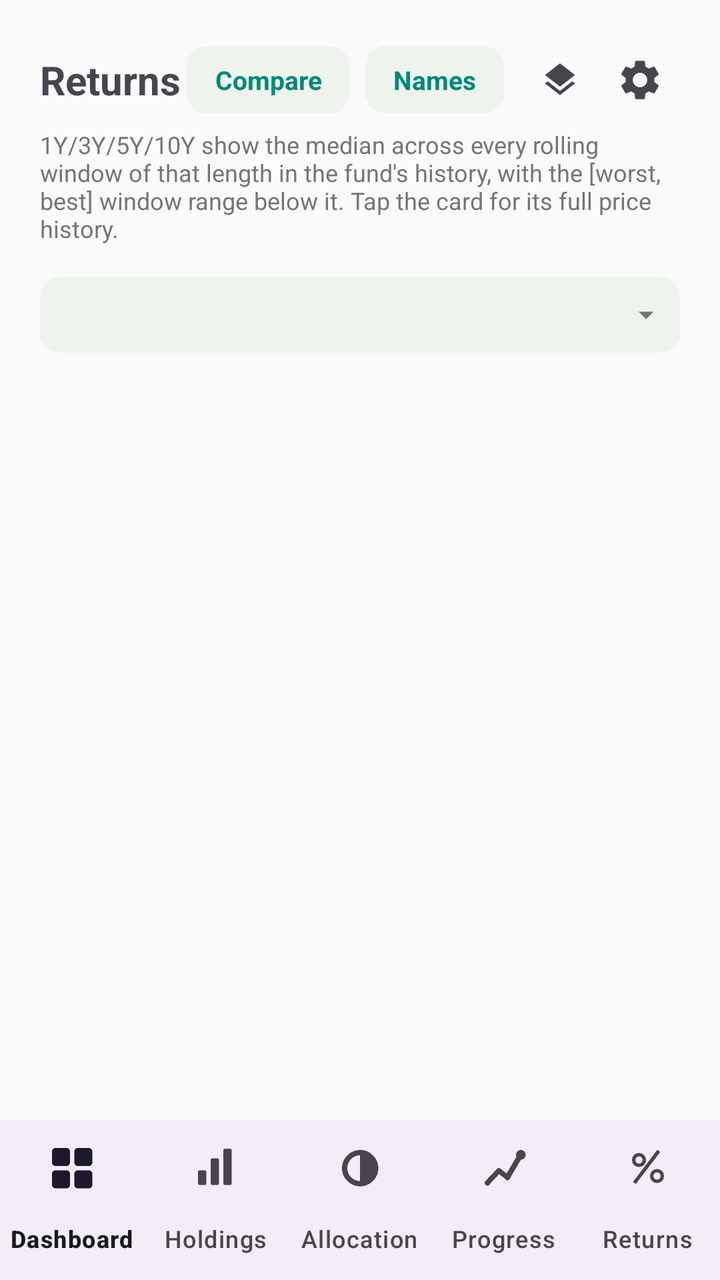
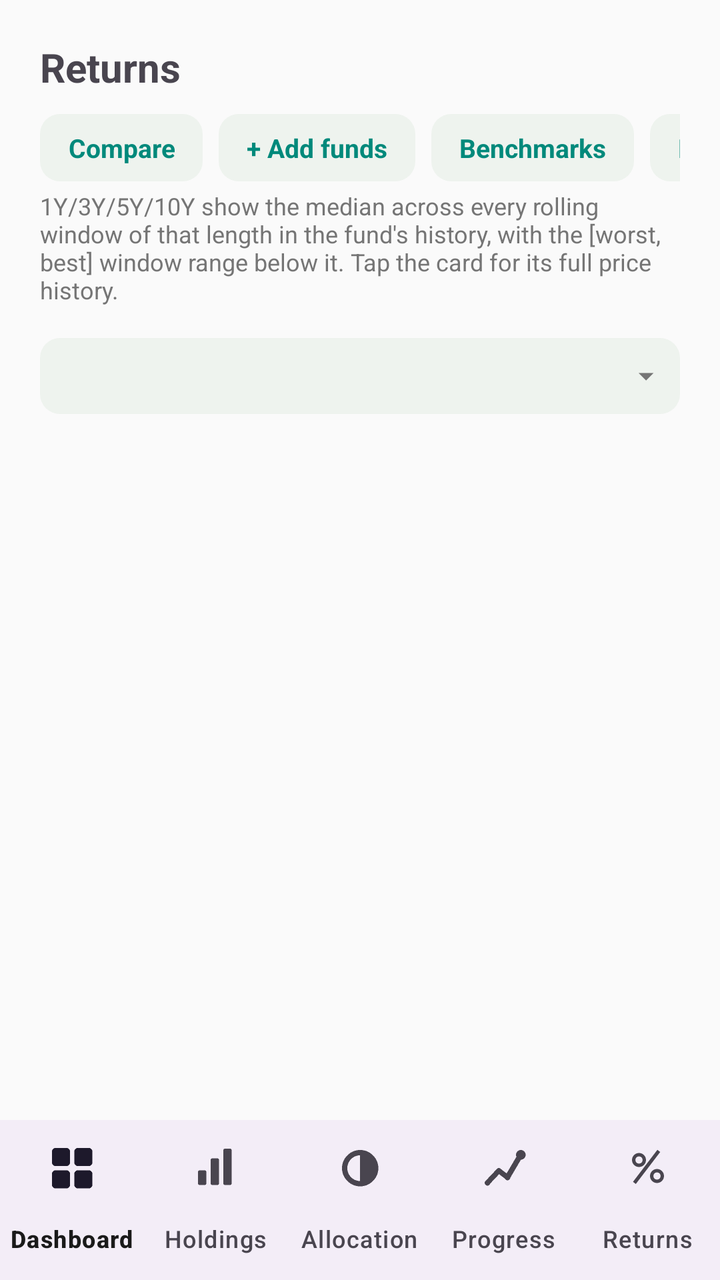

An Android layout rendered at two revisions. The XML below is the earlier revision; the diff shows what the commit changed to produce the second picture.
<!-- AndroidManifest.xml: application theme Theme.PersonalPortfolio -->
<!-- res/layout/activity_returns.xml -->
<?xml version="1.0" encoding="utf-8"?>
<LinearLayout xmlns:android="http://schemas.android.com/apk/res/android"
    xmlns:app="http://schemas.android.com/apk/res-auto"
    android:layout_width="match_parent"
    android:layout_height="match_parent"
    android:orientation="vertical">
    <LinearLayout
        android:layout_width="match_parent"
        android:layout_height="0dp"
        android:layout_weight="1"
        android:orientation="vertical"
        android:padding="20dp">


    <LinearLayout
        android:layout_width="match_parent"
        android:layout_height="wrap_content"
        android:orientation="horizontal"
        android:gravity="center_vertical">

        <TextView
            android:layout_width="0dp"
            android:layout_weight="1"
            android:layout_height="wrap_content"
            android:text="Returns"
            android:textSize="20sp"
            android:textStyle="bold" />

        <TextView
            android:id="@+id/returnsCompareButton"
            style="@style/ActionChip"
            android:layout_width="wrap_content"
            android:layout_marginEnd="8dp"
            android:text="Compare" />

        <TextView
            android:id="@+id/returnsManageNamesButton"
            style="@style/ActionChip"
            android:layout_width="wrap_content"
            android:layout_marginEnd="8dp"
            android:text="Names" />

        <ImageButton
            android:id="@+id/returnsManageAdditionalFundsButton"
            android:layout_width="40dp"
            android:layout_height="40dp"
            android:padding="8dp"
            android:background="?attr/selectableItemBackgroundBorderless"
            android:src="@drawable/ic_tab_layers"
            android:contentDescription="Manage Additional Funds" />

        <ImageButton
            android:id="@+id/returnsManageBenchmarksButton"
            android:layout_width="40dp"
            android:layout_height="40dp"
            android:padding="8dp"
            android:background="?attr/selectableItemBackgroundBorderless"
            android:src="@drawable/ic_settings_gear"
            android:contentDescription="Manage benchmarks" />

    </LinearLayout>

    <TextView
        android:layout_width="match_parent"
        android:layout_height="wrap_content"
        android:layout_marginTop="4dp"
        android:textSize="12sp"
        android:textColor="@color/colorNeutral"
        android:text="1Y/3Y/5Y/10Y show the median across every rolling window of that length in the fund's history, with the [worst, best] window range below it. Tap the card for its full price history." />

    
    <TextView
        android:id="@+id/returnsPickerTab"
        style="@style/ProgressionDropdownTab"
        android:layout_width="match_parent"
        android:layout_marginTop="16dp" />

    <TextView
        android:id="@+id/returnsEmptyState"
        android:layout_width="match_parent"
        android:layout_height="wrap_content"
        android:layout_marginTop="24dp"
        android:textSize="14sp"
        android:textColor="@color/colorNeutral"
        android:visibility="gone" />

    <androidx.core.widget.NestedScrollView
        android:layout_width="match_parent"
        android:layout_height="0dp"
        android:layout_weight="1"
        android:layout_marginTop="16dp"
        android:fillViewport="true">

        <FrameLayout
            android:id="@+id/returnsCardContainer"
            android:layout_width="match_parent"
            android:layout_height="wrap_content" />

    </androidx.core.widget.NestedScrollView>

    </LinearLayout>

    <com.google.android.material.bottomnavigation.BottomNavigationView
        android:id="@+id/bottomNav"
        android:layout_width="match_parent"
        android:layout_height="wrap_content"
        app:menu="@menu/bottom_nav_menu"
        app:labelVisibilityMode="labeled" />

</LinearLayout>
<!-- resources referenced by this layout -->
<resources>
  <color name="colorNeutral">#757575</color>
  <!-- drawable ic_settings_gear (drawable) -->
  <vector xmlns:android="http://schemas.android.com/apk/res/android"
      android:width="24dp"
      android:height="24dp"
      android:viewportWidth="24"
      android:viewportHeight="24"
      android:tint="?attr/colorControlNormal">
      <path
          android:fillColor="#FF000000"
          android:pathData="M19.14,12.94c0.04,-0.3 0.06,-0.61 0.06,-0.94c0,-0.32 -0.02,-0.64 -0.07,-0.94l2.03,-1.58c0.18,-0.14 0.23,-0.41 0.12,-0.61l-1.92,-3.32c-0.12,-0.22 -0.37,-0.29 -0.59,-0.22l-2.39,0.96c-0.5,-0.38 -1.03,-0.7 -1.62,-0.94L14.4,2.81c-0.04,-0.24 -0.24,-0.41 -0.48,-0.41h-3.84c-0.24,0 -0.43,0.17 -0.47,0.41L9.25,5.35C8.66,5.59 8.12,5.92 7.63,6.29L5.24,5.33c-0.22,-0.08 -0.47,0 -0.59,0.22L2.74,8.87C2.62,9.08 2.66,9.34 2.86,9.48l2.03,1.58C4.84,11.36 4.8,11.69 4.8,12s0.02,0.64 0.07,0.94l-2.03,1.58c-0.18,0.14 -0.23,0.41 -0.12,0.61l1.92,3.32c0.12,0.22 0.37,0.29 0.59,0.22l2.39,-0.96c0.5,0.38 1.03,0.7 1.62,0.94l0.36,2.54c0.05,0.24 0.24,0.41 0.48,0.41h3.84c0.24,0 0.44,-0.17 0.47,-0.41l0.36,-2.54c0.59,-0.24 1.13,-0.56 1.62,-0.94l2.39,0.96c0.22,0.08 0.47,0 0.59,-0.22l1.92,-3.32c0.12,-0.22 0.07,-0.47 -0.12,-0.61L19.14,12.94zM12,15.6c-1.98,0 -3.6,-1.62 -3.6,-3.6s1.62,-3.6 3.6,-3.6s3.6,1.62 3.6,3.6S13.98,15.6 12,15.6z" />
  </vector>
  <!-- drawable ic_tab_layers (drawable) -->
  <vector xmlns:android="http://schemas.android.com/apk/res/android"
      android:width="20dp"
      android:height="20dp"
      android:viewportWidth="24"
      android:viewportHeight="24"
      android:tint="?attr/colorControlNormal">
      <path
          android:fillColor="#FF000000"
          android:pathData="M11.99,18.54l-7.37,-5.73L3,14.07l9,7 9,-7 -1.63,-1.27zM12,16l7.36,-5.73L21,9l-9,-7 -9,7 1.63,1.27z" />
  </vector>
  <style name="ActionChip">
          <item name="android:layout_height">wrap_content</item>
          <item name="android:paddingStart">14dp</item>
          <item name="android:paddingEnd">14dp</item>
          <item name="android:paddingTop">8dp</item>
          <item name="android:paddingBottom">8dp</item>
          <item name="android:background">@drawable/dropdown_tab_background</item>
          <item name="android:textSize">13sp</item>
          <item name="android:textStyle">bold</item>
          <item name="android:textColor">@color/colorSecondary</item>
          <item name="android:gravity">center</item>
          <item name="android:clickable">true</item>
          <item name="android:focusable">true</item>
      </style>
  <!-- drawable dropdown_tab_background (drawable) -->
  <?xml version="1.0" encoding="utf-8"?>
  <shape xmlns:android="http://schemas.android.com/apk/res/android"
      android:shape="rectangle">
      <solid android:color="@color/colorSurfaceVariant" />
      <corners android:radius="10dp" />
  </shape>
  <color name="colorSecondary">#00897B</color>
  <color name="colorOnSurface">#1A1A1A</color>
  <!-- drawable ic_dropdown_caret (drawable) -->
  <vector xmlns:android="http://schemas.android.com/apk/res/android"
      android:width="18dp"
      android:height="18dp"
      android:viewportWidth="24"
      android:viewportHeight="24">
      <path
          android:fillColor="#757575"
          android:pathData="M7,10l5,5 5,-5z" />
  </vector>
  <color name="colorPrimary">#1B5E20</color>
  <color name="colorPrimaryVariant">#0D3B12</color>
  <color name="colorOnPrimary">#FFFFFF</color>
  <color name="colorOnSecondary">#FFFFFF</color>
  <color name="colorBackground">#FAFAFA</color>
  <color name="colorOnBackground">#1A1A1A</color>
  <color name="colorSurface">#FFFFFF</color>
  <color name="colorSurfaceVariant">#EEF3EE</color>
  <!-- unchanged entries left out for length: 2 -->
</resources>

<!-- the commit's change to res/layout/activity_returns.xml (unified diff, before → after) -->
@@ -12,53 +12,53 @@
         android:padding="20dp">
 
 
-    <LinearLayout
+    <TextView
         android:layout_width="match_parent"
         android:layout_height="wrap_content"
-        android:orientation="horizontal"
-        android:gravity="center_vertical">
+        android:text="Returns"
+        android:textSize="20sp"
+        android:textStyle="bold" />
 
-        <TextView
-            android:layout_width="0dp"
-            android:layout_weight="1"
+    <HorizontalScrollView
+        android:layout_width="match_parent"
+        android:layout_height="wrap_content"
+        android:layout_marginTop="10dp"
+        android:scrollbars="none">
+
+        <LinearLayout
+            android:layout_width="wrap_content"
             android:layout_height="wrap_content"
-            android:text="Returns"
-            android:textSize="20sp"
-            android:textStyle="bold" />
+            android:gravity="center_vertical"
+            android:orientation="horizontal">
 
-        <TextView
-            android:id="@+id/returnsCompareButton"
-            style="@style/ActionChip"
-            android:layout_width="wrap_content"
-            android:layout_marginEnd="8dp"
-            android:text="Compare" />
+            <TextView
+                android:id="@+id/returnsCompareButton"
+                style="@style/ActionChip"
+                android:layout_width="wrap_content"
+                android:layout_marginEnd="8dp"
+                android:text="Compare" />
 
-        <TextView
-            android:id="@+id/returnsManageNamesButton"
-            style="@style/ActionChip"
-            android:layout_width="wrap_content"
-            android:layout_marginEnd="8dp"
-            android:text="Names" />
+            <TextView
+                android:id="@+id/returnsManageAdditionalFundsButton"
+                style="@style/ActionChip"
+                android:layout_width="wrap_content"
+                android:layout_marginEnd="8dp"
+                android:text="+ Add funds" />
 
-        <ImageButton
-            android:id="@+id/returnsManageAdditionalFundsButton"
-            android:layout_width="40dp"
-            android:layout_height="40dp"
-            android:padding="8dp"
-            android:background="?attr/selectableItemBackgroundBorderless"
-            android:src="@drawable/ic_tab_layers"
-            android:contentDescription="Manage Additional Funds" />
+            <TextView
+                android:id="@+id/returnsManageBenchmarksButton"
+                style="@style/ActionChip"
+                android:layout_width="wrap_content"
+                android:layout_marginEnd="8dp"
+                android:text="Benchmarks" />
 
-        <ImageButton
-            android:id="@+id/returnsManageBenchmarksButton"
-            android:layout_width="40dp"
-            android:layout_height="40dp"
-            android:padding="8dp"
-            android:background="?attr/selectableItemBackgroundBorderless"
-            android:src="@drawable/ic_settings_gear"
-            android:contentDescription="Manage benchmarks" />
-
-    </LinearLayout>
+            <TextView
+                android:id="@+id/returnsManageNamesButton"
+                style="@style/ActionChip"
+                android:layout_width="wrap_content"
+                android:text="Names" />
+        </LinearLayout>
+    </HorizontalScrollView>
 
     <TextView
         android:layout_width="match_parent"
<!-- resource entries referenced after the edit -->
@@ -1,28 +1,6 @@
 <!-- resources referenced by this layout -->
 <resources>
   <color name="colorNeutral">#757575</color>
-  <!-- drawable ic_settings_gear (drawable) -->
-  <vector xmlns:android="http://schemas.android.com/apk/res/android"
-      android:width="24dp"
-      android:height="24dp"
-      android:viewportWidth="24"
-      android:viewportHeight="24"
-      android:tint="?attr/colorControlNormal">
-      <path
-          android:fillColor="#FF000000"
-          android:pathData="M19.14,12.94c0.04,-0.3 0.06,-0.61 0.06,-0.94c0,-0.32 -0.02,-0.64 -0.07,-0.94l2.03,-1.58c0.18,-0.14 0.23,-0.41 0.12,-0.61l-1.92,-3.32c-0.12,-0.22 -0.37,-0.29 -0.59,-0.22l-2.39,0.96c-0.5,-0.38 -1.03,-0.7 -1.62,-0.94L14.4,2.81c-0.04,-0.24 -0.24,-0.41 -0.48,-0.41h-3.84c-0.24,0 -0.43,0.17 -0.47,0.41L9.25,5.35C8.66,5.59 8.12,5.92 7.63,6.29L5.24,5.33c-0.22,-0.08 -0.47,0 -0.59,0.22L2.74,8.87C2.62,9.08 2.66,9.34 2.86,9.48l2.03,1.58C4.84,11.36 4.8,11.69 4.8,12s0.02,0.64 0.07,0.94l-2.03,1.58c-0.18,0.14 -0.23,0.41 -0.12,0.61l1.92,3.32c0.12,0.22 0.37,0.29 0.59,0.22l2.39,-0.96c0.5,0.38 1.03,0.7 1.62,0.94l0.36,2.54c0.05,0.24 0.24,0.41 0.48,0.41h3.84c0.24,0 0.44,-0.17 0.47,-0.41l0.36,-2.54c0.59,-0.24 1.13,-0.56 1.62,-0.94l2.39,0.96c0.22,0.08 0.47,0 0.59,-0.22l1.92,-3.32c0.12,-0.22 0.07,-0.47 -0.12,-0.61L19.14,12.94zM12,15.6c-1.98,0 -3.6,-1.62 -3.6,-3.6s1.62,-3.6 3.6,-3.6s3.6,1.62 3.6,3.6S13.98,15.6 12,15.6z" />
-  </vector>
-  <!-- drawable ic_tab_layers (drawable) -->
-  <vector xmlns:android="http://schemas.android.com/apk/res/android"
-      android:width="20dp"
-      android:height="20dp"
-      android:viewportWidth="24"
-      android:viewportHeight="24"
-      android:tint="?attr/colorControlNormal">
-      <path
-          android:fillColor="#FF000000"
-          android:pathData="M11.99,18.54l-7.37,-5.73L3,14.07l9,7 9,-7 -1.63,-1.27zM12,16l7.36,-5.73L21,9l-9,-7 -9,7 1.63,1.27z" />
-  </vector>
   <style name="ActionChip">
           <item name="android:layout_height">wrap_content</item>
           <item name="android:paddingStart">14dp</item>
